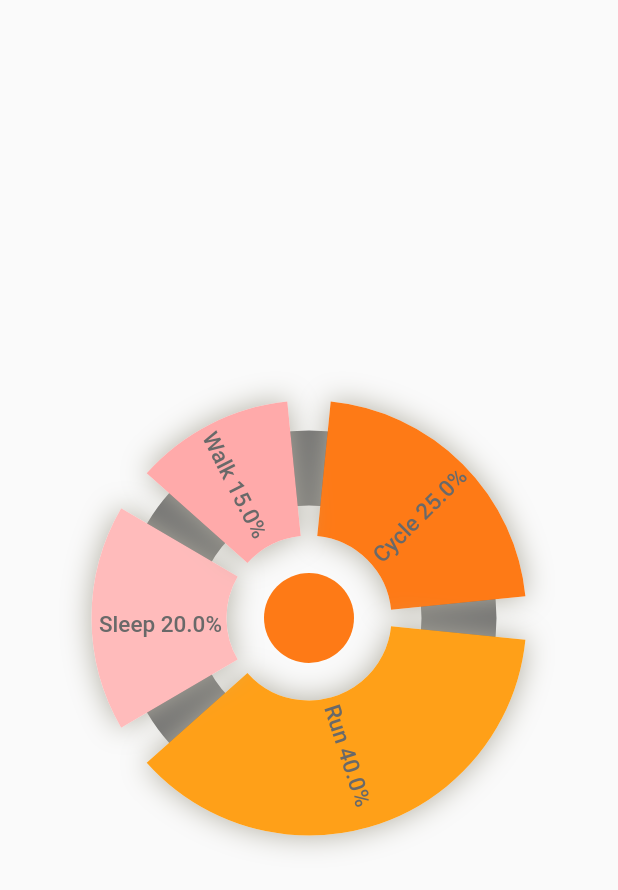
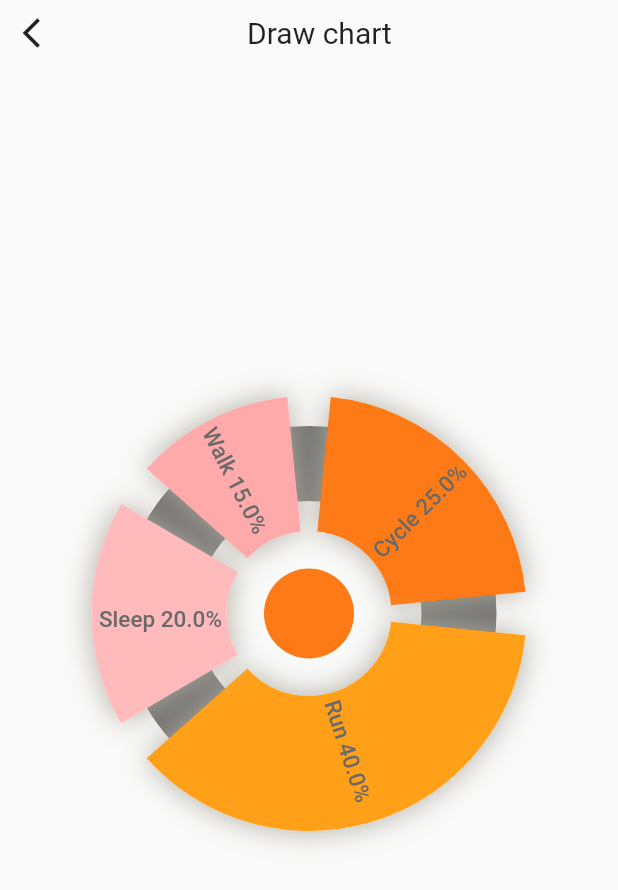
Before and after one commit to xnphu/Flutter, a Flutter app: the screen it shows after launch, after a tap on "Vẽ hình", on a phone screen of 412 x 824 dp. Shown: the top 890 px of the screen. Run offline on Flutter 3.47's test engine with Material 2 defaults, Android fonts, the phone set to English and light mode, and no system bars; our stand-ins replace bloc, cloud_firestore, dartz, data_connection_checker, dio, equatable and 8 more; accounts and stored records are empty.

```diff
--- a/flutter_trip_challenger/lib/custom_paint_page.dart
+++ b/flutter_trip_challenger/lib/custom_paint_page.dart
@@ -2,6 +2,7 @@ import 'dart:math';
 
 import 'package:flutter/material.dart';
 import 'package:flutter_trip_challenger/utils/hex_color.dart';
+import 'dart:io' show Platform;
 
 class CustomPaintPage extends StatefulWidget {
   @override
@@ -26,9 +27,39 @@ class _CustomPaintPageState extends State<CustomPaintPage> {
     return Scaffold(
       body: SafeArea(
         child: Container(
-          child: CustomPaint(
-            painter: CustomCircle(datas: listData),
-            child: Container(),
+          child: Column(
+            mainAxisAlignment: MainAxisAlignment.spaceBetween,
+            children: [
+              Padding(
+                padding:
+                    const EdgeInsets.symmetric(vertical: 10, horizontal: 15),
+                child: Row(
+                  mainAxisAlignment: MainAxisAlignment.spaceBetween,
+                  children: [
+                    GestureDetector(
+                        onTap: () {
+                          Navigator.pop(context);
+                        },
+                        child: Icon(Icons.arrow_back_ios)),
+                    Text(
+                      'Draw chart',
+                      style: TextStyle(fontSize: 20),
+                    ),
+                    SizedBox(width: 10)
+                  ],
+                ),
+              ),
+              Row(
+                mainAxisAlignment: MainAxisAlignment.center,
+                children: [
+                  CustomPaint(
+                    painter: CustomCircle(datas: listData),
+                    child: Container(),
+                  ),
+                ],
+              ),
+              SizedBox(height: 50),
+            ],
           ),
         ),
       ),
@@ -45,7 +76,9 @@ class CustomCircle extends CustomPainter {
   @override
   void paint(Canvas canvas, Size size) {
     final textBoldStyle = TextStyle(
-        color: HexColor('#696969'), fontSize: 15, fontWeight: FontWeight.w500);
+        color: HexColor('#696969'),
+        fontSize: Platform.isAndroid ? 15 : 14,
+        fontWeight: FontWeight.w500);
     Offset center = Offset(0, 0);
     var rect = Rect.fromCircle(center: center, radius: 100);
 
```
Also changed, not shown: flutter_trip_challenger/pubspec.lock, 1 other file.
